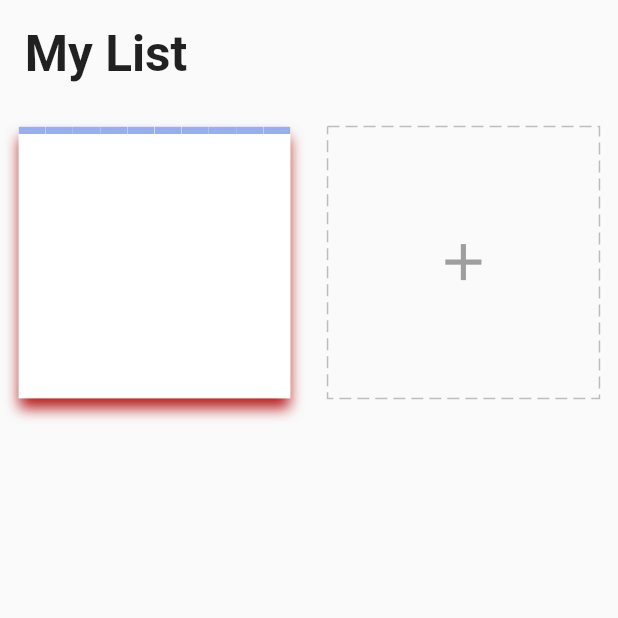
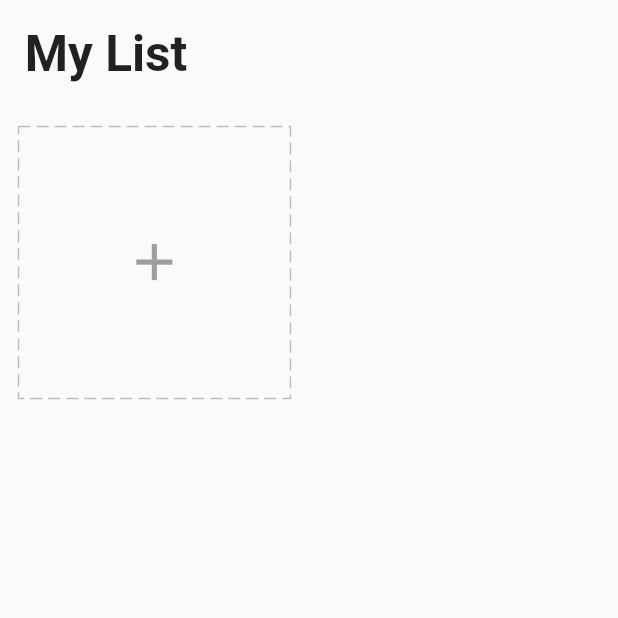
Before and after one commit to ttoghere/getxtodo, a Flutter app: the screen it shows after launch, on a phone screen of 412 x 824 dp, the top half of it. Run offline on Flutter 3.47's test engine with Material 2 defaults, Android fonts, the phone set to English and light mode, and no system bars; drawn by our look-alikes of dotted_border, step_progress_indicator; our stand-ins replace equatable, flutter_easyloading, get, get_storage.

Commit message:
end of part 2

```diff
--- a/lib/app/data/providers/task_provider.dart
+++ b/lib/app/data/providers/task_provider.dart
@@ -12,7 +12,7 @@ class TaskProvider with ChangeNotifier {
     var tasks = <Task>[];
     //json to String for incoming data == jsonDecode
     jsonDecode(storageService.read(taskKey).toString())
-        .forEach((element) => element.add<String,dynamic>(Task.fromJson(element)));
+        .forEach((element) => tasks.add(Task.fromJson(element)));
     return tasks;
   }
 
--- a/lib/app/data/services/services.dart
+++ b/lib/app/data/services/services.dart
@@ -6,7 +6,8 @@ class StorageService extends GetxService {
   late GetStorage _box;
   Future<StorageService> init() async {
     _box = GetStorage();
-    await _box.writeIfNull(taskKey, []);
+    await _box.write(taskKey, []);
+    // await _box.writeIfNull(taskKey, []);
     //This means GetStorage;
     return this;
   }
--- a/lib/app/modules/home/views/home_view.dart
+++ b/lib/app/modules/home/views/home_view.dart
@@ -25,20 +25,22 @@ class HomeView extends GetView<HomeController> {
                 ),
               ),
             ),
-            GridView.count(
+            Obx(
+              () => GridView.count(
                 crossAxisCount: 2,
                 shrinkWrap: true,
                 physics: const ClampingScrollPhysics(),
                 children: [
-                TaskCard(
-                  task: Task(
-                    color: '#FF2B60E6',
-                    icon: 0xe59c,
-                    title: 'title',
+                  ...controller.tasks
+                      .map(
+                        (e) => TaskCard(
+                          task: e,
                         ),
-                ),
+                      )
+                      .toList(),
                   AddCard(),
                 ],
+              ),
             )
           ],
         ),
```
Also changed, not shown: lib/app/modules/home/widgets/task_card.dart (+33 -2 lines). Lines whose indentation alone changed are shown as unchanged.
